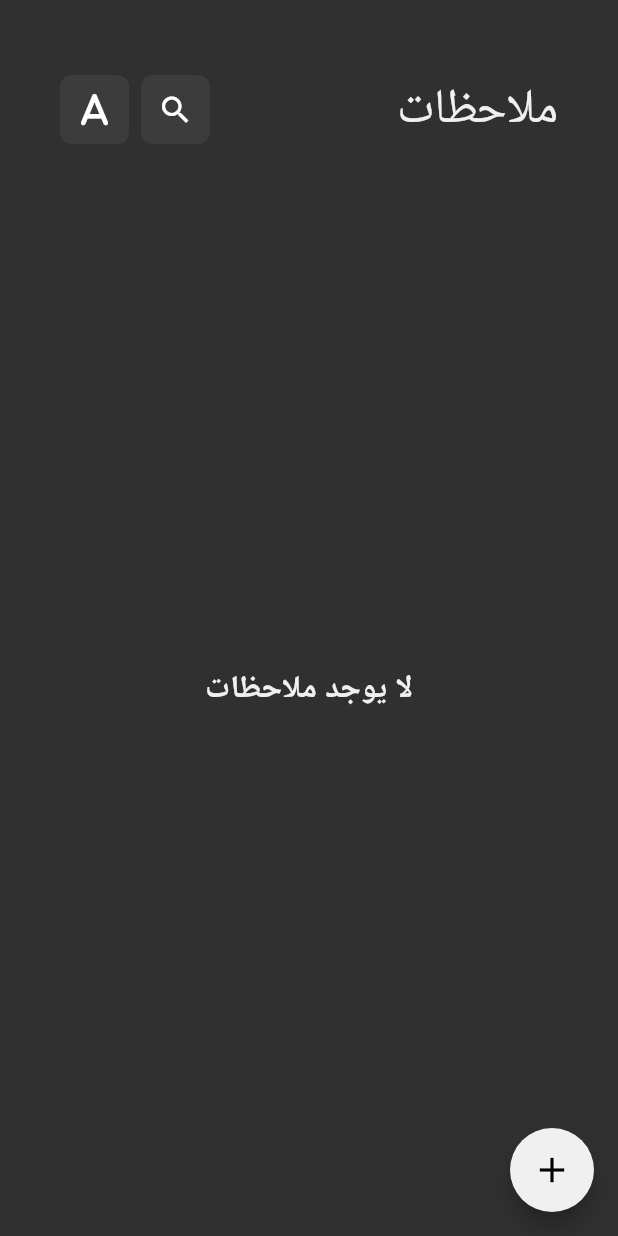
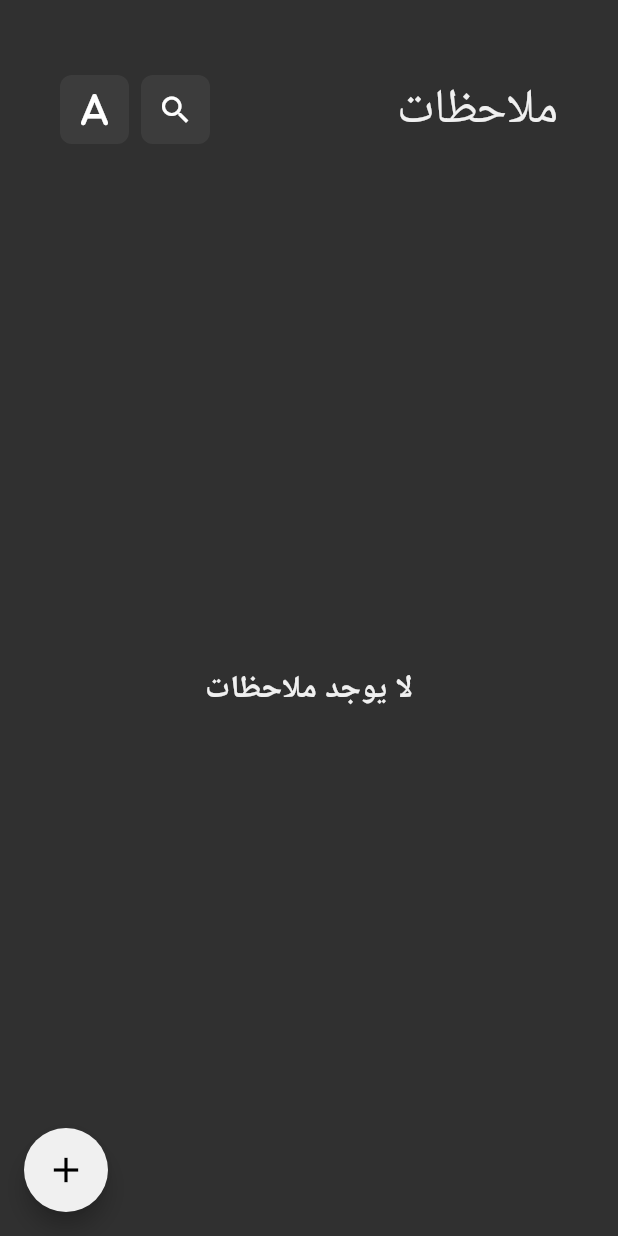
Before and after one commit to AmeerHz/notes_app, a Flutter app: the screen it shows after launch, after a tap on an icon or button, on a phone screen of 412 x 824 dp. Run offline on Flutter 3.47's test engine with Material 2 defaults, Android fonts, the phone set to English and light mode, and no system bars; our stand-ins replace bloc, flutter_bloc, font_awesome_flutter, hive, hive_flutter, modal_progress_hud_nsn; accounts and stored records are empty.

Commit message:
Finish my App

```diff
--- a/lib/views/notes_view.dart
+++ b/lib/views/notes_view.dart
@@ -1,6 +1,8 @@
 import 'package:flutter/material.dart';
+import 'package:flutter_bloc/flutter_bloc.dart';
 
 import 'package:notes_app/constants.dart';
+import 'package:notes_app/cubits/language/language_cubit.dart';
 
 import 'package:notes_app/views/widgets/add_note_bottom_sheet.dart';
 import 'package:notes_app/views/widgets/notes_view_body.dart';
@@ -10,7 +12,13 @@ class NotesView extends StatelessWidget {
 
   @override
   Widget build(BuildContext context) {
+    return BlocBuilder<LanguageCubit, LanguageState>(
+      builder: (context, state) {
         return Scaffold(
+          floatingActionButtonLocation:
+              BlocProvider.of<LanguageCubit>(context).isEn
+                  ? FloatingActionButtonLocation.endFloat
+                  : FloatingActionButtonLocation.startFloat,
           floatingActionButton: FloatingActionButton(
             backgroundColor: kPrimaryColor,
             onPressed: () {
@@ -31,5 +39,7 @@ class NotesView extends StatelessWidget {
           ),
           body: const NotesViewBody(),
         );
+      },
+    );
   }
 }
--- a/lib/views/splash_view.dart
+++ b/lib/views/splash_view.dart
@@ -27,7 +27,7 @@ class _SplashViewState extends State<SplashView> {
     return Scaffold(
       backgroundColor: const Color(0xff262525),
       body: Image.asset(
-        'assets/images/background.png',
+        'assets/images/finalBackground.png',
         width: MediaQuery.of(context).size.width,
       ),
     );
--- a/pubspec.yaml
+++ b/pubspec.yaml
@@ -51,7 +51,7 @@ dev_dependencies:
 flutter_icons:
   android: "launcher_icon"
   ios: true
-  image_path: "assets/images/f2Logo.png"
+  image_path: "assets/images/Logo.png"
 # For information on the generic Dart part of this file, see the
 # following page: https://dart.dev/tools/pub/pubspec
 # The following section is specific to Flutter packages.
@@ -63,7 +63,7 @@ flutter:
   uses-material-design: true
   # To add assets to your application, add an assets section, like this:
   assets:
-    - assets/images/background.png
+    - assets/images/finalBackground.png
   #   - images/a_dot_ham.jpeg
   # An image asset can refer to one or more resolution-specific "variants", see
   # https://flutter.dev/assets-and-images/#resolution-aware
```
Also changed, not shown: assets/images/Logo.png (added), assets/images/background.png (deleted), assets/images/f2Logo.png (deleted), assets/images/finalBackground.png (added), 27 other files. Lines whose indentation alone changed are shown as unchanged.
